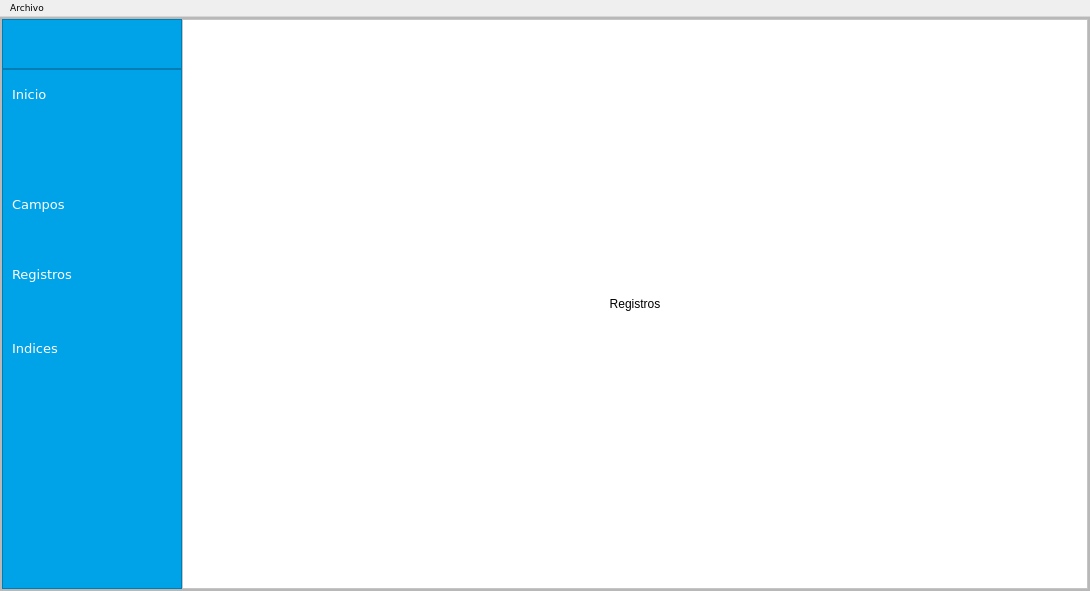
Above: mainwindow.ui from evaldez11/proyecto-EDDII before the change. Below: the same form after it.
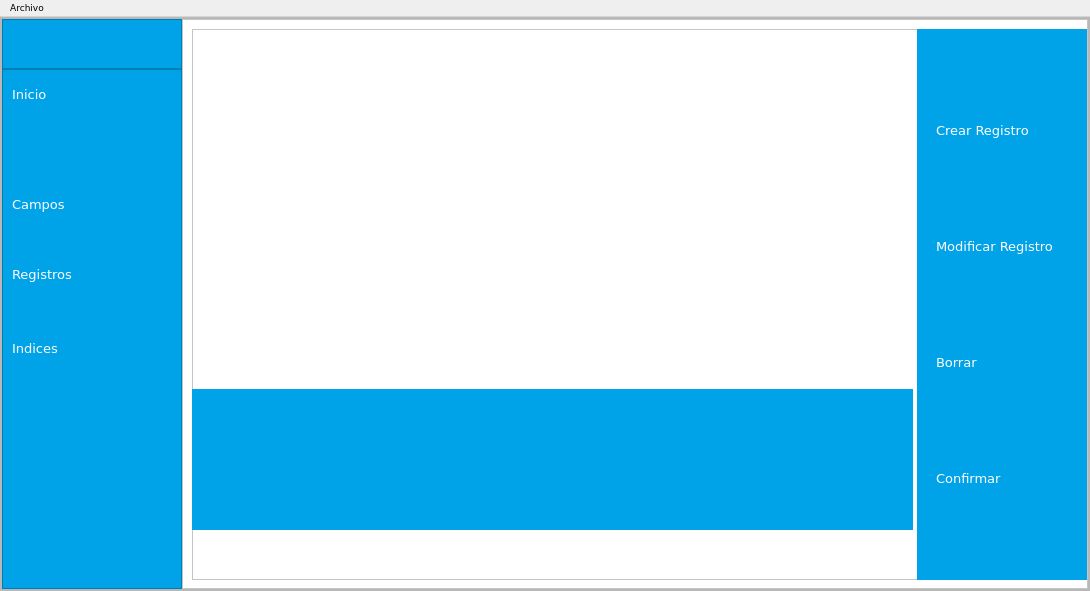
That is the form after the change. The open tabs and pages were chosen to show the change. Icons and pictures are not drawn.

Commit message: CRUD registros y escritura en archivo

The edit to the form file:
```diff
--- a/mainwindow.ui
+++ b/mainwindow.ui
@@ -455,33 +455,340 @@
                 </layout>
                </widget>
                <widget class="QWidget" name="pg_Registros">
-                <layout class="QVBoxLayout" name="verticalLayout_6">
-                 <property name="spacing">
-                  <number>0</number>
+                <widget class="QFrame" name="frame_Registros_Main">
+                 <property name="geometry">
+                  <rect>
+                   <x>9</x>
+                   <y>9</y>
+                   <width>731</width>
+                   <height>551</height>
+                  </rect>
                  </property>
-                 <property name="leftMargin">
-                  <number>0</number>
+                 <property name="frameShape">
+                  <enum>QFrame::Shape::StyledPanel</enum>
                  </property>
-                 <property name="topMargin">
-                  <number>0</number>
+                 <property name="frameShadow">
+                  <enum>QFrame::Shadow::Raised</enum>
                  </property>
-                 <property name="rightMargin">
-                  <number>0</number>
+                 <widget class="QTableWidget" name="tableWidgetRegistros">
+                  <property name="geometry">
+                   <rect>
+                    <x>1</x>
+                    <y>1</y>
+                    <width>721</width>
+                    <height>351</height>
+                   </rect>
+                  </property>
+                  <property name="maximumSize">
+                   <size>
+                    <width>886</width>
+                    <height>536</height>
+                   </size>
+                  </property>
+                  <property name="styleSheet">
+                   <string notr="true">QTableWidget {
+    background-color: #ffffff;
+    border: none;
+    gridline-color: #d0d0d0;
+    font-size: 14px;
+    color: #2f2f2f;
+    selection-background-color: #009fe3;   /* azul corporativo */
+    selection-color: white;
+}
+
+QHeaderView::section {
+    background-color: #009fe3;      /* azul */
+    color: white;
+    padding: 6px;
+    border: none;
+    font-weight: bold;
+    font-size: 14px;
+}
+
+QTableCornerButton::section {
+    background-color: #009fe3;
+}
+
+QTableWidget QTableView {
+    outline: 0;
+}
+
+QScrollBar:vertical {
+    width: 10px;
+    background: #e0e0e0;
+}
+
+QScrollBar::handle:vertical {
+    background: #009fe3;
+    border-radius: 5px;
+}
+
+QScrollBar::add-line,
+QScrollBar::sub-line {
+    height: 0px;
+}</string>
+                  </property>
+                  <property name="frameShape">
+                   <enum>QFrame::Shape::WinPanel</enum>
+                  </property>
+                  <property name="editTriggers">
+                   <set>QAbstractItemView::EditTrigger::NoEditTriggers</set>
+                  </property>
+                  <property name="selectionMode">
+                   <enum>QAbstractItemView::SelectionMode::SingleSelection</enum>
+                  </property>
+                  <property name="selectionBehavior">
+                   <enum>QAbstractItemView::SelectionBehavior::SelectRows</enum>
+                  </property>
+                  <property name="alternatingRowColors">
+                   <bool>true</bool>
+                  </property>
+                 </widget>
+                 <widget class="QFrame" name="frame_Registros">
+                  <property name="geometry">
+                   <rect>
+                    <x>0</x>
+                    <y>360</y>
+                    <width>721</width>
+                    <height>141</height>
+                   </rect>
+                  </property>
+                  <property name="styleSheet">
+                   <string notr="true">QFrame{
+background: #00A2E8;
+}</string>
+                  </property>
+                  <property name="frameShape">
+                   <enum>QFrame::Shape::NoFrame</enum>
+                  </property>
+                  <property name="frameShadow">
+                   <enum>QFrame::Shadow::Raised</enum>
+                  </property>
+                 </widget>
+                </widget>
+                <widget class="QFrame" name="frame_Registros_Buttons">
+                 <property name="geometry">
+                  <rect>
+                   <x>734</x>
+                   <y>9</y>
+                   <width>171</width>
+                   <height>551</height>
+                  </rect>
                  </property>
-                 <property name="bottomMargin">
-                  <number>0</number>
+                 <property name="styleSheet">
+                  <string notr="true">QFrame{
+background: #00A2E8;
+}</string>
                  </property>
-                 <item>
-                  <widget class="QLabel" name="label_3">
-                   <property name="text">
-                    <string>Registros</string>
-                   </property>
-                   <property name="alignment">
-                    <set>Qt::AlignmentFlag::AlignCenter</set>
-                   </property>
-                  </widget>
-                 </item>
-                </layout>
+                 <property name="frameShape">
+                  <enum>QFrame::Shape::NoFrame</enum>
+                 </property>
+                 <property name="frameShadow">
+                  <enum>QFrame::Shadow::Raised</enum>
+                 </property>
+                 <widget class="QPushButton" name="pushButtonCrearRegistro">
+                  <property name="geometry">
+                   <rect>
+                    <x>9</x>
+                    <y>83</y>
+                    <width>151</width>
+                    <height>36</height>
+                   </rect>
+                  </property>
+                  <property name="font">
+                   <font>
+                    <family>Verdana</family>
+                    <pointsize>10</pointsize>
+                   </font>
+                  </property>
+                  <property name="cursor">
+                   <cursorShape>PointingHandCursor</cursorShape>
+                  </property>
+                  <property name="styleSheet">
+                   <string notr="true">QPushButton{
+background: transparent;
+color: #fff;
+border: none;
+padding: 10px;
+text-align: left;
+}
+QPushButton:Hover{
+background: #0070A1;
+}</string>
+                  </property>
+                  <property name="text">
+                   <string>Crear Registro</string>
+                  </property>
+                  <property name="icon">
+                   <iconset theme="QIcon::ThemeIcon::FolderNew"/>
+                  </property>
+                  <property name="checkable">
+                   <bool>true</bool>
+                  </property>
+                  <property name="checked">
+                   <bool>true</bool>
+                  </property>
+                  <property name="autoExclusive">
+                   <bool>true</bool>
+                  </property>
+                  <property name="flat">
+                   <bool>false</bool>
+                  </property>
+                 </widget>
+                 <widget class="QPushButton" name="pushButtonModificarRegistro">
+                  <property name="geometry">
+                   <rect>
+                    <x>9</x>
+                    <y>199</y>
+                    <width>148</width>
+                    <height>36</height>
+                   </rect>
+                  </property>
+                  <property name="font">
+                   <font>
+                    <family>Verdana</family>
+                    <pointsize>10</pointsize>
+                   </font>
+                  </property>
+                  <property name="cursor">
+                   <cursorShape>PointingHandCursor</cursorShape>
+                  </property>
+                  <property name="styleSheet">
+                   <string notr="true">QPushButton{
+background: transparent;
+color: #fff;
+border: none;
+padding: 10px;
+text-align: left;
+}
+QPushButton:Hover{
+background: #0070A1;
+}</string>
+                  </property>
+                  <property name="text">
+                   <string>Modificar Registro</string>
+                  </property>
+                  <property name="icon">
+                   <iconset theme="QIcon::ThemeIcon::DocumentProperties"/>
+                  </property>
+                  <property name="checkable">
+                   <bool>true</bool>
+                  </property>
+                  <property name="checked">
+                   <bool>false</bool>
+                  </property>
+                  <property name="autoExclusive">
+                   <bool>true</bool>
+                  </property>
+                  <property name="flat">
+                   <bool>false</bool>
+                  </property>
+                 </widget>
+                 <widget class="QPushButton" name="pushButtonBorrarRegistro">
+                  <property name="geometry">
+                   <rect>
+                    <x>9</x>
+                    <y>315</y>
+                    <width>141</width>
+                    <height>36</height>
+                   </rect>
+                  </property>
+                  <property name="font">
+                   <font>
+                    <family>Verdana</family>
+                    <pointsize>10</pointsize>
+                   </font>
+                  </property>
+                  <property name="cursor">
+                   <cursorShape>PointingHandCursor</cursorShape>
+                  </property>
+                  <property name="styleSheet">
+                   <string notr="true">QPushButton{
+background: transparent;
+color: #fff;
+border: none;
+padding: 10px;
+text-align: left;
+}
+QPushButton:Hover{
+background: #0070A1;
+}</string>
+                  </property>
+                  <property name="text">
+                   <string>Borrar</string>
+                  </property>
+                  <property name="icon">
+                   <iconset theme="QIcon::ThemeIcon::EditDelete"/>
+                  </property>
+                  <property name="checkable">
+                   <bool>true</bool>
+                  </property>
+                  <property name="checked">
+                   <bool>false</bool>
+                  </property>
+                  <property name="autoExclusive">
+                   <bool>true</bool>
+                  </property>
+                  <property name="flat">
+                   <bool>false</bool>
+                  </property>
+                 </widget>
+                 <widget class="QPushButton" name="pushButtonConfirmarRegistro">
+                  <property name="geometry">
+                   <rect>
+                    <x>9</x>
+                    <y>431</y>
+                    <width>151</width>
+                    <height>36</height>
+                   </rect>
+                  </property>
+                  <property name="font">
+                   <font>
+                    <family>Verdana</family>
+                    <pointsize>10</pointsize>
+                   </font>
+                  </property>
+                  <property name="cursor">
+                   <cursorShape>PointingHandCursor</cursorShape>
+                  </property>
+                  <property name="styleSheet">
+                   <string notr="true">QPushButton {
+    background: transparent;
+    color: #ffffff;
+    border: none;
+    padding: 10px;
+    text-align: left;
+}
+
+/* Hover */
+QPushButton:hover:enabled {
+    background: #0070A1;
+}
+
+/* Estado deshabilitado — elegante */
+QPushButton:disabled {
+    background:  #00A2E8;   /* un brillo leve */
+    color: rgba(255, 255, 255, 120);         /* texto blanco apagado */
+    border: none;
+}</string>
+                  </property>
+                  <property name="text">
+                   <string>Confirmar</string>
+                  </property>
+                  <property name="icon">
+                   <iconset theme="QIcon::ThemeIcon::AppointmentNew"/>
+                  </property>
+                  <property name="checkable">
+                   <bool>true</bool>
+                  </property>
+                  <property name="autoExclusive">
+                   <bool>true</bool>
+                  </property>
+                  <property name="flat">
+                   <bool>false</bool>
+                  </property>
+                 </widget>
+                </widget>
                </widget>
                <widget class="QWidget" name="pg_Campos">
                 <widget class="QFrame" name="frame_3">
```
The commit also changes 4 other files.
